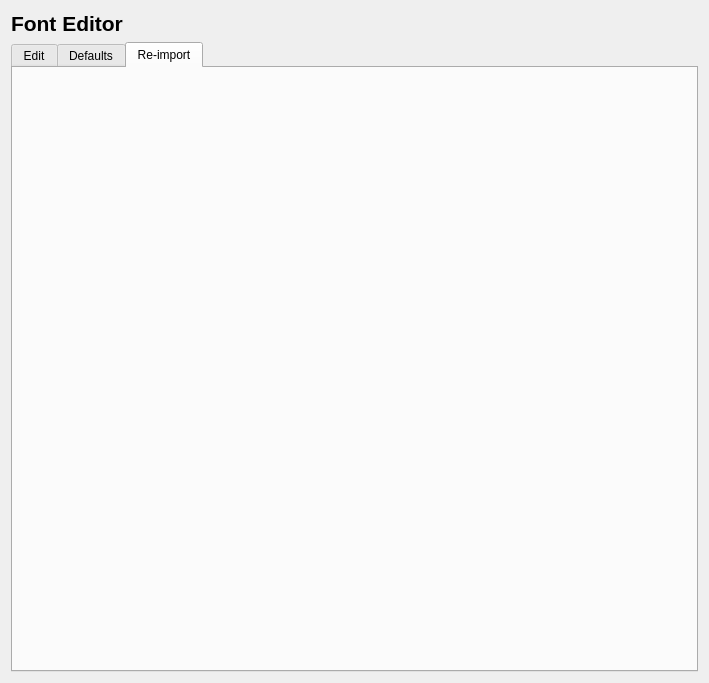
Before: the Qt Designer form editor/ui/asset_editors/Font.ui in RyanDeBarros/Olympian, drawn with Qt 5.
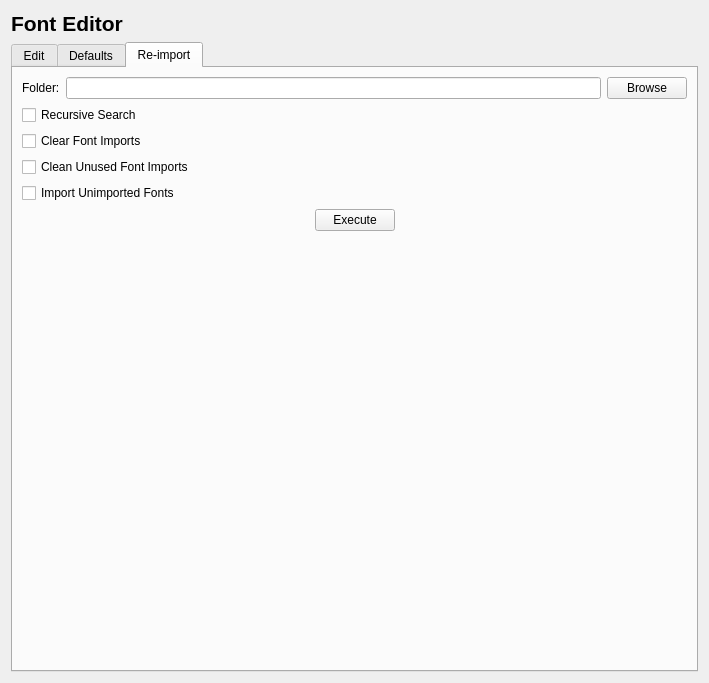
After: the same form once the commit is applied. The open tabs and pages were chosen to show the change.

Commit message: Implemented Font Editor | Import Tab, and modularized import logic.

Patch:
```diff
--- a/editor/ui/asset_editors/Font.ui
+++ b/editor/ui/asset_editors/Font.ui
@@ -805,6 +805,111 @@
       <attribute name="title">
        <string>Re-import</string>
       </attribute>
+      <layout class="QVBoxLayout" name="verticalLayout_11">
+       <item>
+        <layout class="QHBoxLayout" name="horizontalLayout_10">
+         <item>
+          <widget class="QLabel" name="label_37">
+           <property name="text">
+            <string>Folder:</string>
+           </property>
+          </widget>
+         </item>
+         <item>
+          <widget class="QLineEdit" name="importFolder">
+           <property name="readOnly">
+            <bool>true</bool>
+           </property>
+          </widget>
+         </item>
+         <item>
+          <widget class="QPushButton" name="importBrowseButton">
+           <property name="text">
+            <string>Browse</string>
+           </property>
+          </widget>
+         </item>
+        </layout>
+       </item>
+       <item>
+        <widget class="QCheckBox" name="importRecursiveSearch">
+         <property name="text">
+          <string>Recursive Search</string>
+         </property>
+        </widget>
+       </item>
+       <item>
+        <widget class="QCheckBox" name="importClear">
+         <property name="text">
+          <string>Clear Font Imports</string>
+         </property>
+        </widget>
+       </item>
+       <item>
+        <widget class="QCheckBox" name="importCleanUnused">
+         <property name="text">
+          <string>Clean Unused Font Imports</string>
+         </property>
+        </widget>
+       </item>
+       <item>
+        <widget class="QCheckBox" name="importUnimported">
+         <property name="text">
+          <string>Import Unimported Fonts</string>
+         </property>
+        </widget>
+       </item>
+       <item>
+        <layout class="QHBoxLayout" name="horizontalLayout_11">
+         <item>
+          <spacer name="horizontalSpacer_4">
+           <property name="orientation">
+            <enum>Qt::Horizontal</enum>
+           </property>
+           <property name="sizeHint" stdset="0">
+            <size>
+             <width>40</width>
+             <height>20</height>
+            </size>
+           </property>
+          </spacer>
+         </item>
+         <item>
+          <widget class="QPushButton" name="executeImportButton">
+           <property name="text">
+            <string>Execute</string>
+           </property>
+          </widget>
+         </item>
+         <item>
+          <spacer name="horizontalSpacer_5">
+           <property name="orientation">
+            <enum>Qt::Horizontal</enum>
+           </property>
+           <property name="sizeHint" stdset="0">
+            <size>
+             <width>40</width>
+             <height>20</height>
+            </size>
+           </property>
+          </spacer>
+         </item>
+        </layout>
+       </item>
+       <item>
+        <spacer name="verticalSpacer_3">
+         <property name="orientation">
+          <enum>Qt::Vertical</enum>
+         </property>
+         <property name="sizeHint" stdset="0">
+          <size>
+           <width>20</width>
+           <height>339</height>
+          </size>
+         </property>
+        </spacer>
+       </item>
+      </layout>
      </widget>
     </widget>
    </item>
```
The commit also changes 5 other files.
